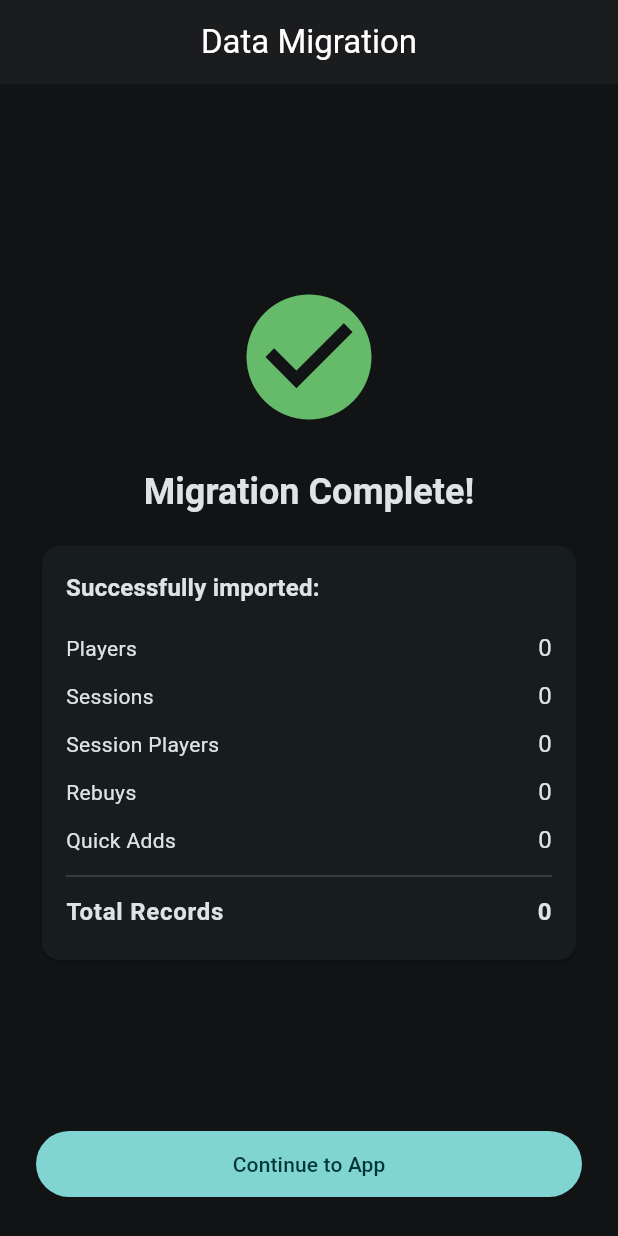
After one commit to Eli-Roderick/poker_ledger, a Flutter app: the MigrationScreen screen opened directly, after a tap on "Migrate Data", on a phone screen of 412 x 824 dp. The commit adds this screen. Run offline on Flutter 3.47's test engine with Material 3 defaults, Android fonts, the phone set to English and light mode, and no system bars; our stand-ins replace csv, flutter_riverpod, share_plus, sqflite, supabase_flutter; accounts and stored records are empty.

Commit message:
Add data migration feature for SQLite to Supabase

```diff
--- a/lib/src/auth/presentation/auth_gate.dart
+++ b/lib/src/auth/presentation/auth_gate.dart
@@ -2,18 +2,51 @@ import 'package:flutter/material.dart';
 import 'package:flutter_riverpod/flutter_riverpod.dart';
 import '../providers/auth_providers.dart';
 import '../../routing/app_shell.dart';
+import '../../migration/data/migration_service.dart';
+import '../../migration/presentation/migration_screen.dart';
 import 'login_screen.dart';
 
-class AuthGate extends ConsumerWidget {
+class AuthGate extends ConsumerStatefulWidget {
   const AuthGate({super.key});
 
   @override
-  Widget build(BuildContext context, WidgetRef ref) {
+  ConsumerState<AuthGate> createState() => _AuthGateState();
+}
+
+class _AuthGateState extends ConsumerState<AuthGate> {
+  bool? _hasLocalData;
+  bool _checkedLocalData = false;
+
+  @override
+  void initState() {
+    super.initState();
+    _checkLocalData();
+  }
+
+  Future<void> _checkLocalData() async {
+    final hasData = await MigrationService.hasLocalData();
+    setState(() {
+      _hasLocalData = hasData;
+      _checkedLocalData = true;
+    });
+  }
+
+  @override
+  Widget build(BuildContext context) {
     final authState = ref.watch(authStateProvider);
 
     return authState.when(
       data: (state) {
         if (state.session != null) {
+          // User is logged in - check if migration needed
+          if (!_checkedLocalData) {
+            return const Scaffold(
+              body: Center(child: CircularProgressIndicator()),
+            );
+          }
+          if (_hasLocalData == true) {
+            return const MigrationScreen();
+          }
           return const AppShell();
         }
         return const LoginScreen();
--- /dev/null
+++ b/lib/src/migration/data/migration_service.dart
@@ -0,0 +1,243 @@
+import 'dart:io';
+import 'package:flutter/foundation.dart';
+import 'package:path/path.dart' as p;
+import 'package:path_provider/path_provider.dart';
+import 'package:sqflite/sqflite.dart';
+import 'package:supabase_flutter/supabase_flutter.dart';
+
+class MigrationService {
+  static const _dbName = 'poker_ledger.db';
+
+  /// Check if local SQLite database exists (only on mobile)
+  static Future<bool> hasLocalData() async {
+    if (kIsWeb) return false;
+
+    try {
+      final dir = await getApplicationDocumentsDirectory();
+      final dbPath = p.join(dir.path, _dbName);
+      final file = File(dbPath);
+      return file.existsSync();
+    } catch (e) {
+      return false;
+    }
+  }
+
+  /// Get counts of local data for display
+  static Future<Map<String, int>> getLocalDataCounts() async {
+    if (kIsWeb) return {};
+
+    try {
+      final dir = await getApplicationDocumentsDirectory();
+      final dbPath = p.join(dir.path, _dbName);
+      final db = await openDatabase(dbPath, readOnly: true);
+
+      final playerCount = Sqflite.firstIntValue(
+        await db.rawQuery('SELECT COUNT(*) FROM players')
+      ) ?? 0;
+
+      final sessionCount = Sqflite.firstIntValue(
+        await db.rawQuery('SELECT COUNT(*) FROM sessions')
+      ) ?? 0;
+
+      final quickAddCount = Sqflite.firstIntValue(
+        await db.rawQuery('SELECT COUNT(*) FROM quick_add_entries')
+      ) ?? 0;
+
+      await db.close();
+
+      return {
+        'players': playerCount,
+        'sessions': sessionCount,
+        'quickAdds': quickAddCount,
+      };
+    } catch (e) {
+      return {};
+    }
+  }
+
+  /// Migrate all local data to Supabase
+  static Future<MigrationResult> migrateToSupabase() async {
+    if (kIsWeb) {
+      return MigrationResult(success: false, error: 'Migration not available on web');
+    }
+
+    final supabase = Supabase.instance.client;
+    final userId = supabase.auth.currentUser?.id;
+
+    if (userId == null) {
+      return MigrationResult(success: false, error: 'Not logged in');
+    }
+
+    try {
+      final dir = await getApplicationDocumentsDirectory();
+      final dbPath = p.join(dir.path, _dbName);
+      final db = await openDatabase(dbPath, readOnly: true);
+
+      // Track old ID -> new ID mappings
+      final Map<int, int> playerIdMap = {};
+      final Map<int, int> sessionIdMap = {};
+      final Map<int, int> sessionPlayerIdMap = {};
+
+      int playersImported = 0;
+      int sessionsImported = 0;
+      int sessionPlayersImported = 0;
+      int rebuysImported = 0;
+      int quickAddsImported = 0;
+
+      // 1. Migrate players
+      final players = await db.query('players');
+      for (final player in players) {
+        final oldId = player['id'] as int;
+        final data = await supabase.from('players').insert({
+          'user_id': userId,
+          'name': player['name'],
+          'email': player['email'],
+          'phone': player['phone'],
+          'notes': player['notes'],
+          'active': ((player['active'] as int?) ?? 1) == 1,
+          'created_at': DateTime.fromMillisecondsSinceEpoch(player['created_at'] as int).toIso8601String(),
+        }).select('id').single();
+        playerIdMap[oldId] = data['id'] as int;
+        playersImported++;
+      }
+
+      // 2. Migrate sessions
+      final sessions = await db.query('sessions');
+      for (final session in sessions) {
+        final oldId = session['id'] as int;
+        final data = await supabase.from('sessions').insert({
+          'user_id': userId,
+          'name': session['name'],
+          'started_at': DateTime.fromMillisecondsSinceEpoch(session['started_at'] as int).toIso8601String(),
+          'ended_at': session['ended_at'] != null
+              ? DateTime.fromMillisecondsSinceEpoch(session['ended_at'] as int).toIso8601String()
+              : null,
+          'finalized': ((session['finalized'] as int?) ?? 0) == 1,
+          'settlement_mode': session['settlement_mode'] ?? 'pairwise',
+        }).select('id').single();
+        sessionIdMap[oldId] = data['id'] as int;
+        sessionsImported++;
+      }
+
+      // 3. Migrate session_players
+      final sessionPlayers = await db.query('session_players');
+      for (final sp in sessionPlayers) {
+        final oldId = sp['id'] as int;
+        final oldSessionId = sp['session_id'] as int;
+        final oldPlayerId = sp['player_id'] as int;
+
+        // Skip if session or player wasn't migrated
+        if (!sessionIdMap.containsKey(oldSessionId) || !playerIdMap.containsKey(oldPlayerId)) {
+          continue;
+        }
+
+        final data = await supabase.from('session_players').insert({
+          'session_id': sessionIdMap[oldSessionId],
+          'player_id': playerIdMap[oldPlayerId],
+          'buy_in_cents_total': sp['buy_in_cents_total'] ?? 0,
+          'cash_out_cents': sp['cash_out_cents'],
+          'paid_upfront': ((sp['paid_upfront'] as int?) ?? 1) == 1,
+          'settlement_done': ((sp['settlement_done'] as int?) ?? 0) == 1,
+        }).select('id').single();
+        sessionPlayerIdMap[oldId] = data['id'] as int;
+        sessionPlayersImported++;
+      }
+
+      // 4. Update banker references in sessions
+      for (final session in sessions) {
+        final oldBankerId = session['banker_session_player_id'] as int?;
+        if (oldBankerId != null && sessionPlayerIdMap.containsKey(oldBankerId)) {
+          final newSessionId = sessionIdMap[session['id'] as int];
+          if (newSessionId != null) {
+            await supabase.from('sessions').update({
+              'banker_session_player_id': sessionPlayerIdMap[oldBankerId],
+            }).eq('id', newSessionId);
+          }
+        }
+      }
+
+      // 5. Migrate rebuys
+      final rebuys = await db.query('rebuys');
+      for (final rebuy in rebuys) {
+        final oldSpId = rebuy['session_player_id'] as int;
+        if (!sessionPlayerIdMap.containsKey(oldSpId)) continue;
+
+        await supabase.from('rebuys').insert({
+          'session_player_id': sessionPlayerIdMap[oldSpId],
+          'amount_cents': rebuy['amount_cents'],
+          'created_at': DateTime.fromMillisecondsSinceEpoch(rebuy['created_at'] as int).toIso8601String(),
+        });
+        rebuysImported++;
+      }
+
+      // 6. Migrate quick_add_entries
+      final quickAdds = await db.query('quick_add_entries');
+      for (final qa in quickAdds) {
+        final oldPlayerId = qa['player_id'] as int;
+        if (!playerIdMap.containsKey(oldPlayerId)) continue;
+
+        await supabase.from('quick_add_entries').insert({
+          'user_id': userId,
+          'player_id': playerIdMap[oldPlayerId],
+          'amount_cents': qa['amount_cents'],
+          'note': qa['note'],
+          'created_at': DateTime.fromMillisecondsSinceEpoch(qa['created_at'] as int).toIso8601String(),
+        });
+        quickAddsImported++;
+      }
+
+      await db.close();
+
+      return MigrationResult(
+        success: true,
+        playersImported: playersImported,
+        sessionsImported: sessionsImported,
+        sessionPlayersImported: sessionPlayersImported,
+        rebuysImported: rebuysImported,
+        quickAddsImported: quickAddsImported,
+      );
+    } catch (e) {
+      return MigrationResult(success: false, error: e.toString());
+    }
+  }
+
+  /// Delete local SQLite database after successful migration
+  static Future<bool> deleteLocalDatabase() async {
+    if (kIsWeb) return false;
+
+    try {
+      final dir = await getApplicationDocumentsDirectory();
+      final dbPath = p.join(dir.path, _dbName);
+      final file = File(dbPath);
+      if (file.existsSync()) {
+        file.deleteSync();
+      }
+      return true;
+    } catch (e) {
+      return false;
+    }
+  }
+}
+
+class MigrationResult {
+  final bool success;
+  final String? error;
+  final int playersImported;
+  final int sessionsImported;
+  final int sessionPlayersImported;
+  final int rebuysImported;
+  final int quickAddsImported;
+
+  MigrationResult({
+    required this.success,
+    this.error,
+    this.playersImported = 0,
+    this.sessionsImported = 0,
+    this.sessionPlayersImported = 0,
+    this.rebuysImported = 0,
+    this.quickAddsImported = 0,
+  });
+
+  int get totalImported =>
+      playersImported + sessionsImported + sessionPlayersImported + rebuysImported + quickAddsImported;
+}
--- /dev/null
+++ b/lib/src/migration/presentation/migration_screen.dart
@@ -0,0 +1,286 @@
+import 'package:flutter/material.dart';
+import 'package:flutter_riverpod/flutter_riverpod.dart';
+import '../data/migration_service.dart';
+import '../../routing/app_shell.dart';
+
+class MigrationScreen extends ConsumerStatefulWidget {
+  const MigrationScreen({super.key});
+
+  @override
+  ConsumerState<MigrationScreen> createState() => _MigrationScreenState();
+}
+
+class _MigrationScreenState extends ConsumerState<MigrationScreen> {
+  Map<String, int> _localCounts = {};
+  bool _isLoading = true;
+  bool _isMigrating = false;
+  MigrationResult? _result;
+  String? _error;
+
+  @override
+  void initState() {
+    super.initState();
+    _loadLocalCounts();
+  }
+
+  Future<void> _loadLocalCounts() async {
+    final counts = await MigrationService.getLocalDataCounts();
+    setState(() {
+      _localCounts = counts;
+      _isLoading = false;
+    });
+  }
+
+  Future<void> _startMigration() async {
+    setState(() {
+      _isMigrating = true;
+      _error = null;
+    });
+
+    final result = await MigrationService.migrateToSupabase();
+
+    setState(() {
+      _isMigrating = false;
+      _result = result;
+      if (!result.success) {
+        _error = result.error;
+      }
+    });
+  }
+
+  Future<void> _deleteLocalAndContinue() async {
+    await MigrationService.deleteLocalDatabase();
+    if (mounted) {
+      Navigator.of(context).pushAndRemoveUntil(
+        MaterialPageRoute(builder: (_) => const AppShell()),
+        (route) => false,
+      );
+    }
+  }
+
+  Future<void> _skipMigration() async {
+    await MigrationService.deleteLocalDatabase();
+    if (mounted) {
+      Navigator.of(context).pushAndRemoveUntil(
+        MaterialPageRoute(builder: (_) => const AppShell()),
+        (route) => false,
+      );
+    }
+  }
+
+  @override
+  Widget build(BuildContext context) {
+    return Scaffold(
+      appBar: AppBar(
+        title: const Text('Data Migration'),
+        automaticallyImplyLeading: false,
+      ),
+      body: SafeArea(
+        child: Padding(
+          padding: const EdgeInsets.all(24),
+          child: _buildContent(),
+        ),
+      ),
+    );
+  }
+
+  Widget _buildContent() {
+    if (_isLoading) {
+      return const Center(child: CircularProgressIndicator());
+    }
+
+    if (_result != null && _result!.success) {
+      return _buildSuccessView();
+    }
+
+    return _buildMigrationPrompt();
+  }
+
+  Widget _buildMigrationPrompt() {
+    return Column(
+      crossAxisAlignment: CrossAxisAlignment.stretch,
+      children: [
+        Icon(
+          Icons.cloud_upload_outlined,
+          size: 80,
+          color: Theme.of(context).colorScheme.primary,
+        ),
+        const SizedBox(height: 24),
+        Text(
+          'Local Data Found',
+          style: Theme.of(context).textTheme.headlineSmall?.copyWith(
+                fontWeight: FontWeight.bold,
+              ),
+          textAlign: TextAlign.center,
+        ),
+        const SizedBox(height: 8),
+        Text(
+          'We found existing data on this device. Would you like to migrate it to your new account?',
+          style: Theme.of(context).textTheme.bodyMedium?.copyWith(
+                color: Colors.grey,
+              ),
+          textAlign: TextAlign.center,
+        ),
+        const SizedBox(height: 32),
+        Card(
+          child: Padding(
+            padding: const EdgeInsets.all(16),
+            child: Column(
+              crossAxisAlignment: CrossAxisAlignment.start,
+              children: [
+                Text(
+                  'Data to migrate:',
+                  style: Theme.of(context).textTheme.titleMedium?.copyWith(
+                        fontWeight: FontWeight.bold,
+                      ),
+                ),
+                const SizedBox(height: 12),
+                _DataRow(label: 'Players', count: _localCounts['players'] ?? 0),
+                _DataRow(label: 'Sessions', count: _localCounts['sessions'] ?? 0),
+                _DataRow(label: 'Quick Adds', count: _localCounts['quickAdds'] ?? 0),
+              ],
+            ),
+          ),
+        ),
+        if (_error != null) ...[
+          const SizedBox(height: 16),
+          Container(
+            padding: const EdgeInsets.all(12),
+            decoration: BoxDecoration(
+              color: Colors.red.shade50,
+              borderRadius: BorderRadius.circular(8),
+              border: Border.all(color: Colors.red.shade200),
+            ),
+            child: Text(
+              _error!,
+              style: TextStyle(color: Colors.red.shade700),
+            ),
+          ),
+        ],
+        const Spacer(),
+        FilledButton(
+          onPressed: _isMigrating ? null : _startMigration,
+          child: Padding(
+            padding: const EdgeInsets.all(12),
+            child: _isMigrating
+                ? const Row(
+                    mainAxisAlignment: MainAxisAlignment.center,
+                    children: [
+                      SizedBox(
+                        height: 20,
+                        width: 20,
+                        child: CircularProgressIndicator(
+                          strokeWidth: 2,
+                          color: Colors.white,
+                        ),
+                      ),
+                      SizedBox(width: 12),
+                      Text('Migrating...'),
+                    ],
+                  )
+                : const Text('Migrate Data'),
+          ),
+        ),
+        const SizedBox(height: 12),
+        OutlinedButton(
+          onPressed: _isMigrating ? null : _skipMigration,
+          child: const Padding(
+            padding: EdgeInsets.all(12),
+            child: Text('Skip & Delete Local Data'),
+          ),
+        ),
+      ],
+    );
+  }
+
+  Widget _buildSuccessView() {
+    return Column(
+      crossAxisAlignment: CrossAxisAlignment.stretch,
+      children: [
+        const Spacer(),
+        Icon(
+          Icons.check_circle,
+          size: 100,
+          color: Colors.green.shade400,
+        ),
+        const SizedBox(height: 24),
+        Text(
+          'Migration Complete!',
+          style: Theme.of(context).textTheme.headlineSmall?.copyWith(
+                fontWeight: FontWeight.bold,
+              ),
+          textAlign: TextAlign.center,
+        ),
+        const SizedBox(height: 16),
+        Card(
+          child: Padding(
+            padding: const EdgeInsets.all(16),
+            child: Column(
+              crossAxisAlignment: CrossAxisAlignment.start,
+              children: [
+                Text(
+                  'Successfully imported:',
+                  style: Theme.of(context).textTheme.titleMedium?.copyWith(
+                        fontWeight: FontWeight.bold,
+                      ),
+                ),
+                const SizedBox(height: 12),
+                _DataRow(label: 'Players', count: _result!.playersImported),
+                _DataRow(label: 'Sessions', count: _result!.sessionsImported),
+                _DataRow(label: 'Session Players', count: _result!.sessionPlayersImported),
+                _DataRow(label: 'Rebuys', count: _result!.rebuysImported),
+                _DataRow(label: 'Quick Adds', count: _result!.quickAddsImported),
+                const Divider(),
+                _DataRow(label: 'Total Records', count: _result!.totalImported, bold: true),
+              ],
+            ),
+          ),
+        ),
+        const Spacer(),
+        FilledButton(
+          onPressed: _deleteLocalAndContinue,
+          child: const Padding(
+            padding: EdgeInsets.all(12),
+            child: Text('Continue to App'),
+          ),
+        ),
+      ],
+    );
+  }
+}
+
+class _DataRow extends StatelessWidget {
+  final String label;
+  final int count;
+  final bool bold;
+
+  const _DataRow({
+    required this.label,
+    required this.count,
+    this.bold = false,
+  });
+
+  @override
+  Widget build(BuildContext context) {
+    return Padding(
+      padding: const EdgeInsets.symmetric(vertical: 4),
+      child: Row(
+        mainAxisAlignment: MainAxisAlignment.spaceBetween,
+        children: [
+          Text(
+            label,
+            style: bold
+                ? Theme.of(context).textTheme.bodyLarge?.copyWith(fontWeight: FontWeight.bold)
+                : null,
+          ),
+          Text(
+            count.toString(),
+            style: bold
+                ? Theme.of(context).textTheme.bodyLarge?.copyWith(fontWeight: FontWeight.bold)
+                : Theme.of(context).textTheme.bodyLarge,
+          ),
+        ],
+      ),
+    );
+  }
+}
--- a/pubspec.yaml
+++ b/pubspec.yaml
@@ -36,6 +36,8 @@ dependencies:
   cupertino_icons: ^1.0.8
   flutter_riverpod: ^2.6.1
   supabase_flutter: ^2.3.0
+  sqflite: ^2.4.2
+  path_provider: ^2.1.5
   intl: ^0.20.2
   share_plus: ^11.1.0
   fl_chart: ^1.0.0
```
Also changed, not shown: pubspec.lock, 1 other file.
